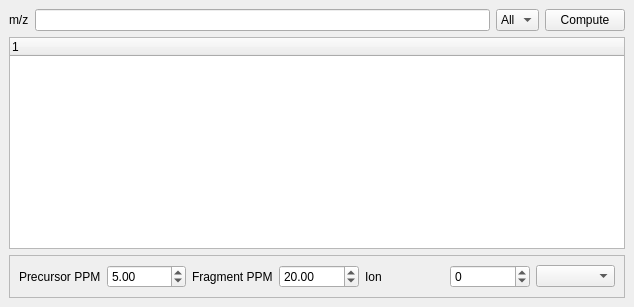
This is src/maven/forms/masscalcwidget.ui in eugenemel/maven as Qt 5 draws it before an edit. The edited form follows.
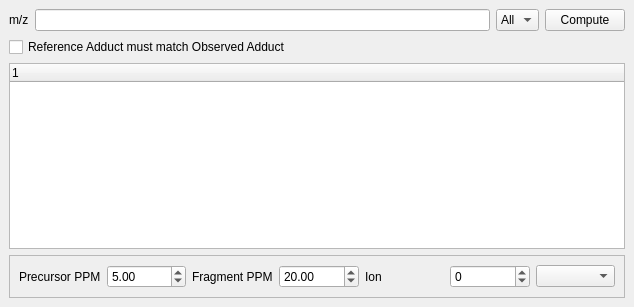
This is the edited form.

Commit message: Issue 437: Added filter for Reference Adduct == Observed Adduct in compound search widget.

What changed in the file:
```diff
--- a/src/maven/forms/masscalcwidget.ui
+++ b/src/maven/forms/masscalcwidget.ui
@@ -51,6 +51,13 @@
       </item>
      </layout>
     </item>
+    <item>
+     <widget class="QCheckBox" name="chkReferenceObservedAdductMatch">
+      <property name="text">
+       <string>Reference Adduct must match Observed Adduct</string>
+      </property>
+     </widget>
+    </item>
     <item>
      <widget class="QTreeWidget" name="treeWidget">
       <column>
```
The commit also changes 1 other file.
